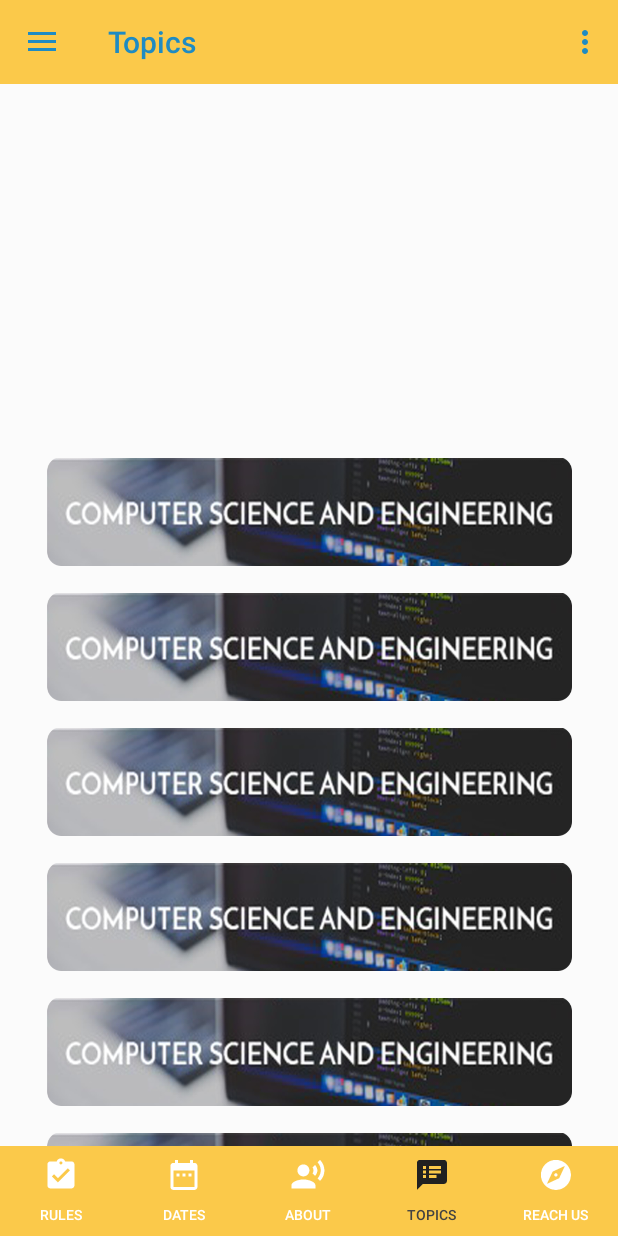
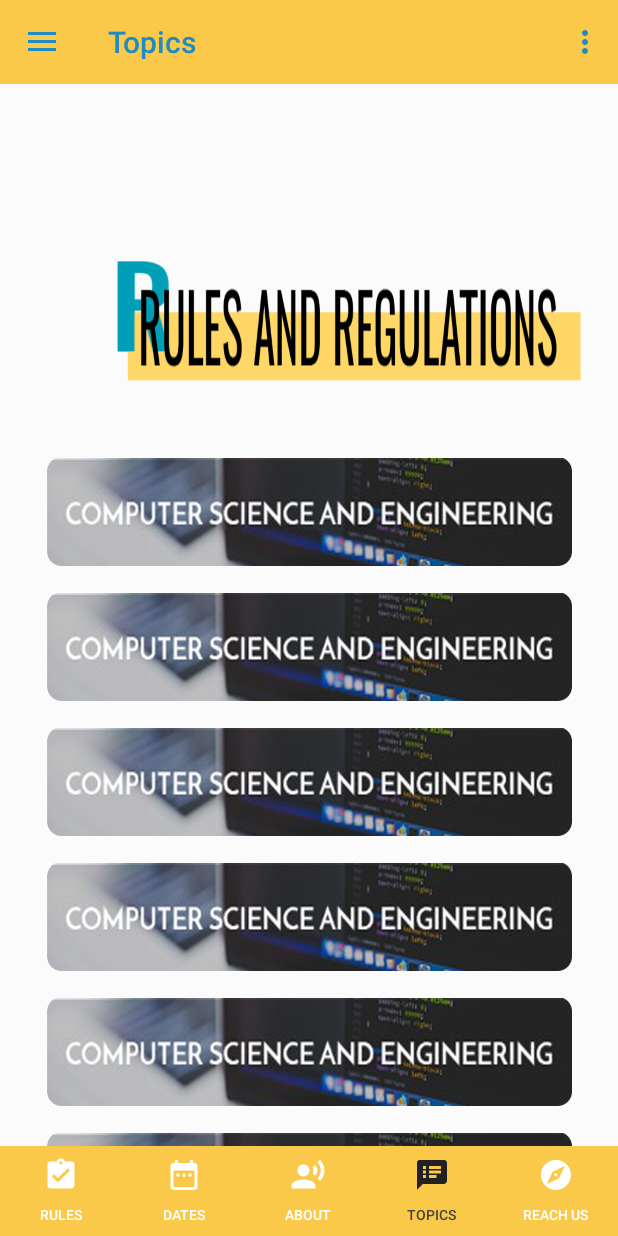
Before and after one commit to Bondzio/Scrolls17, an Android app: the screen it shows after launch (MainActivity), item 4 of the bottom bar chosen, on a phone screen of 412 x 824 dp. Run offline under Robolectric (Android 15) with nearby library versions, the phone set to English and light mode, and no system bars; libraries missing offline, so code that uses them is left out: com.crashlytics.android, com.directions.route, com.fmsirvent, com.schibsted.spain, io.fabric.sdk; 11 statements that could not run were skipped.

Commit message:
heading added domain layout

```diff
--- a/app/src/main/res/layout/topics.xml
+++ b/app/src/main/res/layout/topics.xml
@@ -45,8 +45,111 @@
         app:layout_constraintRight_toRightOf="@+id/guideline12"
         app:layout_constraintTop_toTopOf="@+id/guideline13"
         app:layout_constraintBottom_toTopOf="@+id/guideline16"
-        >
+        app:layout_constraintHorizontal_bias="0.0"
+        app:layout_constraintVertical_bias="0.0">
+        <android.support.constraint.Guideline
+            android:layout_width="wrap_content"
+            android:layout_height="wrap_content"
+            android:id="@+id/guideline101"
+            app:layout_constraintGuide_percent="0"
+            android:orientation="vertical" />
+        <android.support.constraint.Guideline
+            android:layout_width="wrap_content"
+            android:layout_height="wrap_content"
+            android:id="@+id/guideline102"
+            app:layout_constraintGuide_percent="0.16"
+            android:orientation="vertical" />
+        <android.support.constraint.Guideline
+            android:layout_width="wrap_content"
+            android:layout_height="wrap_content"
+            android:id="@+id/guideline103"
+            app:layout_constraintGuide_percent="0.31"
+            android:orientation="vertical" />
 
+        <android.support.constraint.Guideline
+            android:layout_width="wrap_content"
+            android:layout_height="wrap_content"
+            android:id="@+id/guideline121"
+            app:layout_constraintGuide_percent="1"
+            android:orientation="vertical" />
+
+        <android.support.constraint.Guideline
+            android:layout_width="wrap_content"
+            android:layout_height="wrap_content"
+            android:id="@+id/guideline131"
+            app:layout_constraintGuide_percent="0"
+            android:orientation="horizontal" />
+        <android.support.constraint.Guideline
+            android:layout_width="wrap_content"
+            android:layout_height="wrap_content"
+            android:id="@+id/guideline161"
+            app:layout_constraintGuide_percent="0.34"
+            android:orientation="horizontal" />
+        <android.support.constraint.Guideline
+            android:layout_width="wrap_content"
+            android:layout_height="wrap_content"
+            android:id="@+id/guideline169"
+            app:layout_constraintGuide_percent="0.46"
+            android:orientation="horizontal" />
+        <android.support.constraint.Guideline
+            android:layout_width="wrap_content"
+            android:layout_height="wrap_content"
+            android:id="@+id/guideline162"
+            app:layout_constraintGuide_percent="0.19"
+            android:orientation="vertical" />
+        <android.support.constraint.Guideline
+            android:layout_width="wrap_content"
+            android:layout_height="wrap_content"
+            android:id="@+id/guideline163"
+            app:layout_constraintGuide_percent="0.96"
+            android:orientation="vertical" />
+
+        <android.support.constraint.Guideline
+            android:layout_width="wrap_content"
+            android:layout_height="wrap_content"
+            android:id="@+id/guideline141"
+            app:layout_constraintGuide_percent="1"
+            android:orientation="horizontal" />
+        <ImageView
+            android:layout_width="0dp"
+            android:layout_height="0dp"
+            android:src="@drawable/r"
+            app:layout_constraintLeft_toLeftOf="@+id/guideline102"
+            app:layout_constraintRight_toLeftOf="@+id/guideline103"
+            app:layout_constraintTop_toTopOf="@+id/guideline161"
+            app:layout_constraintBottom_toTopOf="@+id/guideline141"/>
+        <android.support.constraint.ConstraintLayout
+            android:layout_width="0dp"
+            android:layout_height="0dp"
+            android:background="@drawable/yellowbar"
+            app:layout_constraintLeft_toLeftOf="@+id/guideline162"
+            app:layout_constraintRight_toLeftOf="@+id/guideline163"
+            app:layout_constraintTop_toTopOf="@+id/guideline169"
+            app:layout_constraintBottom_toTopOf="@+id/guideline141"
+            app:layout_constraintHorizontal_bias="0.0"
+            app:layout_constraintVertical_bias="0.0">
+
+        </android.support.constraint.ConstraintLayout>
+        <ImageView
+            android:layout_width="0dp"
+            android:layout_height="0dp"
+            android:src="@drawable/r"
+            app:layout_constraintLeft_toLeftOf="@+id/guideline102"
+            app:layout_constraintRight_toLeftOf="@+id/guideline103"
+            app:layout_constraintTop_toTopOf="@+id/guideline161"
+            app:layout_constraintBottom_toTopOf="@+id/guideline141"/>
+        <android.support.constraint.ConstraintLayout
+            android:layout_width="0dp"
+            android:layout_height="0dp"
+            android:background="@drawable/rarf"
+            app:layout_constraintLeft_toLeftOf="@+id/guideline162"
+            app:layout_constraintRight_toLeftOf="@+id/guideline163"
+            app:layout_constraintTop_toTopOf="@+id/guideline169"
+            app:layout_constraintBottom_toTopOf="@+id/guideline141"
+            app:layout_constraintHorizontal_bias="0.0"
+            app:layout_constraintVertical_bias="0.0">
+
+        </android.support.constraint.ConstraintLayout>
 
     </android.support.constraint.ConstraintLayout>
     <android.support.v7.widget.RecyclerView
```
Also changed, not shown: app/src/main/res/drawable/rarff.png (added).
